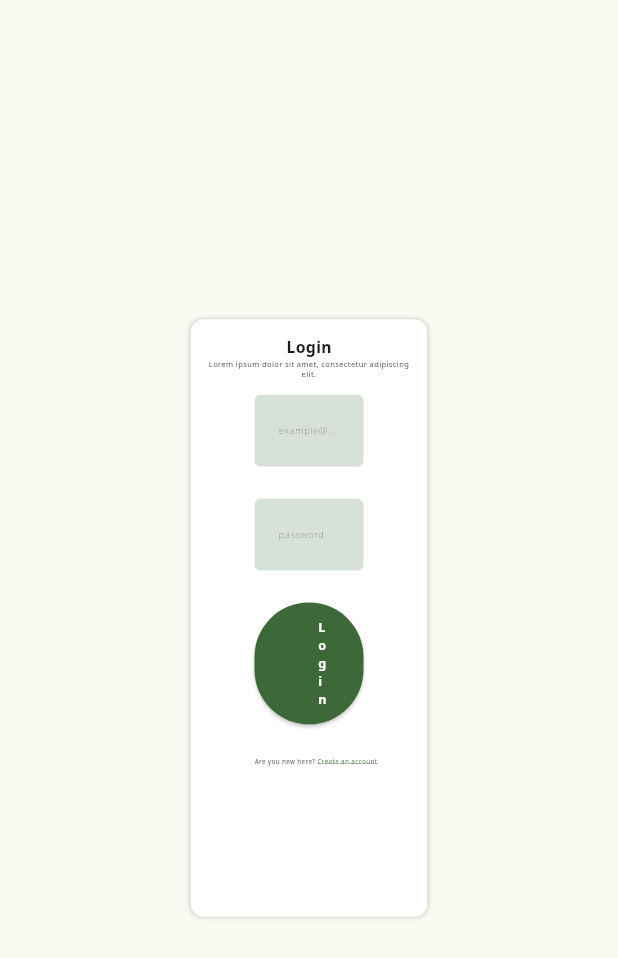
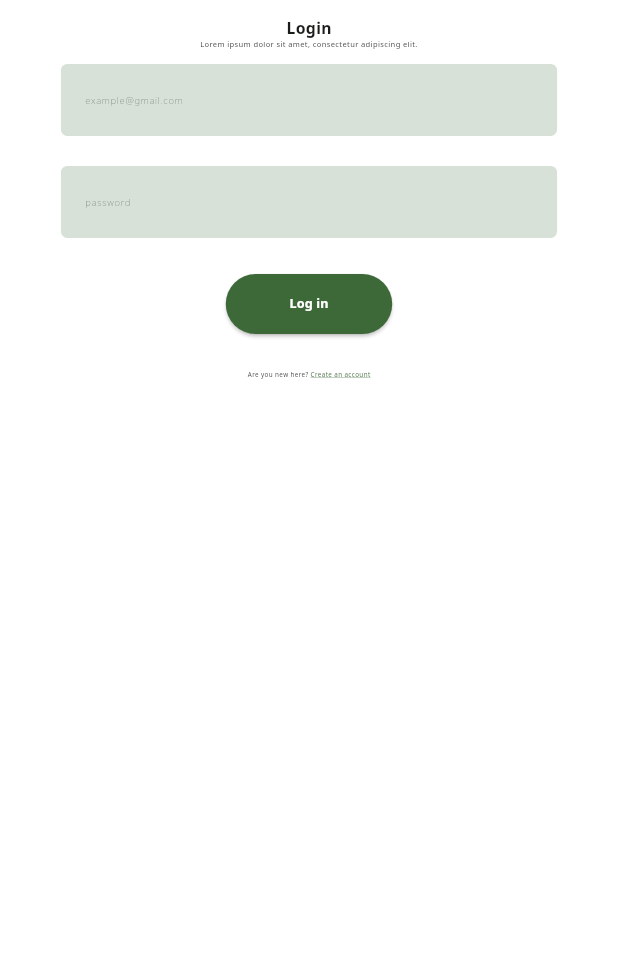
Before and after one commit to DominikZampach/MaturitniPrace-RezervacniSystem, a Flutter app: the screen it shows after launch, on a phone screen of 412 x 824 dp. Shown: the top 958 px of the screen. Run offline on Flutter 3.47's test engine with Material 3 defaults, Android fonts, the phone set to English and light mode, and no system bars; our stand-ins replace firebase_auth, firebase_core, flutter_screenutil, fluttertoast; missing offline and left inert: firebase_data_connect; accounts and stored records are empty.

Commit message:
Finished LoginPage design

```diff
--- a/lib/views/login.dart
+++ b/lib/views/login.dart
@@ -1,5 +1,3 @@
-import 'dart:ui';
-
 import 'package:flutter/material.dart';
 import 'package:flutter_screenutil/flutter_screenutil.dart';
 import 'package:rezervacni_system_maturita/logic/showToast.dart';
@@ -16,23 +14,36 @@ class _LoginPageState extends State<LoginPage> {
   final TextEditingController _emailController = TextEditingController();
   final TextEditingController _passwordController = TextEditingController();
 
-  final double loginContainerWidth = 375.w;
-  final double loginContainerHeight = 375.h;
-
-  final double verticalPadding = 10.h;
-  final double horizontalPadding = 30.h;
-
   @override
   Widget build(BuildContext context) {
     return Scaffold(
-      body: Center(
+      body: LayoutBuilder(
+        builder: (context, constraints) {
+          final bool wide = constraints.maxWidth < 800;
+
+          // Tohle dělá to, že když je šířka menší než 800px, tak ten bílý container bude přes celou obrazovku jakoby
+          final double loginContainerWidth = wide
+              ? constraints.maxWidth
+              : 375.0.w;
+          final double loginContainerHeight = wide
+              ? constraints.maxHeight
+              : 375.0.h;
+
+          final double verticalPadding = 10;
+          final double horizontalPadding = 30;
+
+          return Center(
             child: Container(
               width: loginContainerWidth,
               height: loginContainerHeight,
               decoration: BoxDecoration(
                 color: Colors.white,
-            borderRadius: BorderRadius.circular(20.r),
-            boxShadow: [
+                borderRadius: wide
+                    ? BorderRadius.zero
+                    : BorderRadius.circular(20.r),
+                boxShadow: wide
+                    ? null
+                    : [
                         BoxShadow(
                           color: Colors.black87.withValues(alpha: 0.2),
                           blurRadius: 5.r,
@@ -57,13 +68,23 @@ class _LoginPageState extends State<LoginPage> {
                       style: TextStyle(fontSize: 12.sp),
                     ),
                     _emailTextbox(context, verticalPadding, horizontalPadding),
-                _passwordTextbox(context, verticalPadding, horizontalPadding),
+                    _passwordTextbox(
+                      context,
+                      verticalPadding,
+                      horizontalPadding,
+                    ),
                     _loginButton(context, verticalPadding, horizontalPadding),
-                _signUpRedirect(context, verticalPadding, horizontalPadding),
+                    _signUpRedirect(
+                      context,
+                      verticalPadding,
+                      horizontalPadding,
+                    ),
                   ],
                 ),
               ),
             ),
+          );
+        },
       ),
     );
   }
```
Lines whose indentation alone changed are shown as unchanged.
